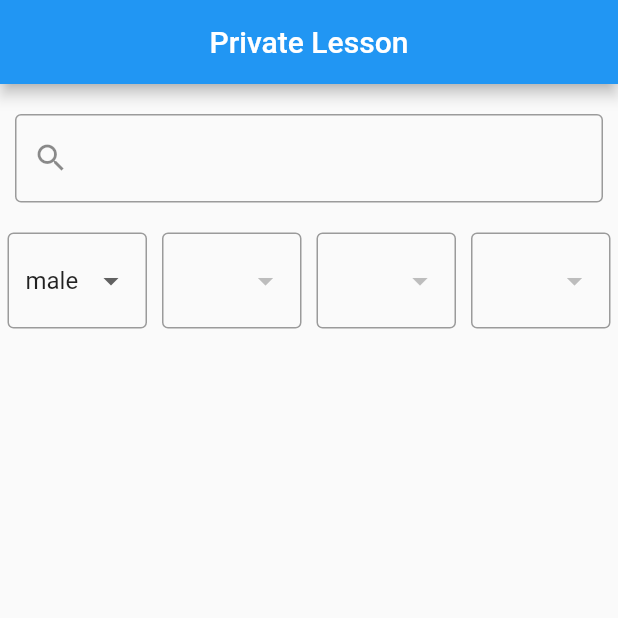
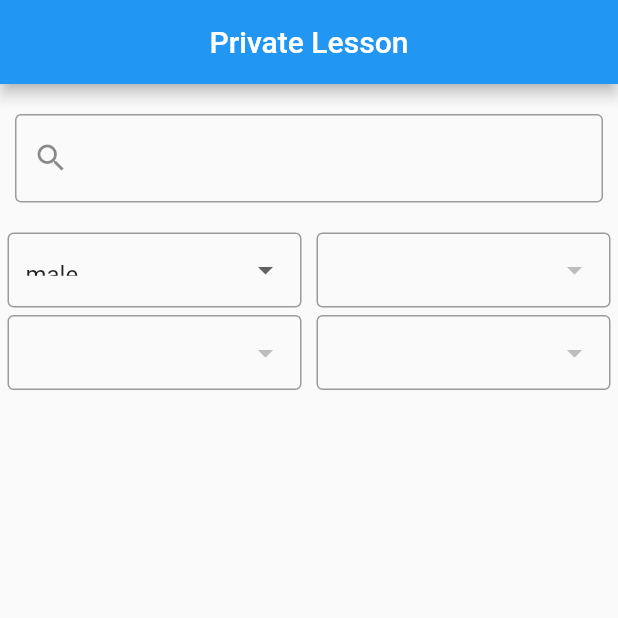
Before and after one commit to khmish/private_lesson_app, a Flutter app: the screen it shows after launch, on a phone screen of 412 x 824 dp, the top half of it. Run offline on Flutter 3.47's test engine with Material 2 defaults, Android fonts, the phone set to English and light mode, and no system bars; our stand-ins replace font_awesome_flutter; network calls fail.

Commit message:
update styling

```diff
--- a/lib/pages/city.dart
+++ b/lib/pages/city.dart
@@ -1,5 +1,4 @@
 import 'package:flutter/material.dart';
-import 'dart:convert';
 import 'package:http/http.dart' as http;
 
 class CityWidget extends StatefulWidget {
@@ -12,7 +11,6 @@ class CityWidget extends StatefulWidget {
 class _CityWidgetState extends State<CityWidget> {
   late TextEditingController cityNameController;
   late TextEditingController countryController;
-  bool _loadingButton = false;
   final scaffoldKey = GlobalKey<ScaffoldState>();
 
   @override
@@ -45,7 +43,7 @@ class _CityWidgetState extends State<CityWidget> {
 
       print(response.body);
       if (response.statusCode == 200) {
-        dynamic body = json.decode(response.body)['data'];
+        // dynamic body = json.decode(response.body)['data'];
       } else {
         print(response.body);
       }
--- a/lib/pages/login.dart
+++ b/lib/pages/login.dart
@@ -1,7 +1,5 @@
 import 'package:flutter/material.dart';
-import 'package:private_lesson_app/pages/signup.dart';
 import 'package:private_lesson_app/constants/size_const.dart';
-import 'dart:convert';
 import 'package:http/http.dart' as http;
 
 import 'city.dart';
--- a/lib/pages/main_search.dart
+++ b/lib/pages/main_search.dart
@@ -1,7 +1,5 @@
 import 'dart:ui';
 import 'package:flutter/material.dart';
-import 'dart:convert';
-import 'package:http/http.dart' as http;
 import 'package:private_lesson_app/api/city_api.dart';
 import 'package:private_lesson_app/models/city.dart';
 import 'package:private_lesson_app/api/subject_api.dart';
@@ -10,8 +8,6 @@ import 'package:private_lesson_app/api/user_api.dart';
 import 'package:private_lesson_app/models/user.dart';
 import 'package:private_lesson_app/api/leveleducation_api.dart';
 import 'package:private_lesson_app/models/leveleducation.dart';
-import 'package:private_lesson_app/pages/userprofile.dart';
-import 'package:private_lesson_app/constants/size_const.dart';
 import 'package:private_lesson_app/pages/userprofile.dart';
 
 class SearchWidget extends StatefulWidget {
@@ -83,7 +79,7 @@ class _SearchWidgetState extends State<SearchWidget> {
           width: MediaQuery.of(context).size.width,
           height: MediaQuery.of(context).size.height * 1,
           child: Column(
-            mainAxisSize: MainAxisSize.max,
+            // mainAxisSize: MainAxisSize.max,
             children: [
               Padding(
                 padding: EdgeInsetsDirectional.fromSTEB(10, 20, 10, 20),
@@ -98,14 +94,16 @@ class _SearchWidgetState extends State<SearchWidget> {
                   ),
                 ),
               ),
-              Expanded(
-                child: Padding(
+              Padding(
                 padding: EdgeInsetsDirectional.fromSTEB(5, 0, 5, 0),
                 child: GridView(
                   padding: EdgeInsets.zero,
                   gridDelegate: SliverGridDelegateWithFixedCrossAxisCount(
-                      crossAxisCount: 4,
+                    crossAxisCount:
+                          MediaQuery.of(context).size.width > 1000 ? 4 : 2,
+                      mainAxisSpacing: 5,
                       crossAxisSpacing: 10,
+                      mainAxisExtent: 50
                   ),
                   shrinkWrap: true,
                   scrollDirection: Axis.vertical,
@@ -175,7 +173,6 @@ class _SearchWidgetState extends State<SearchWidget> {
                   ],
                 ),
               ),
-              ),
               Padding(
                 padding: EdgeInsetsDirectional.fromSTEB(10, 20, 10, 0),
                 child: Container(
@@ -196,11 +193,14 @@ class _SearchWidgetState extends State<SearchWidget> {
                       return new Column(
                         children: [
                           Expanded(
-                            child: ElevatedButton(onPressed: () {
+                            child: ElevatedButton(
+                              onPressed: () {
                                 Navigator.push(
                                   context,
-                              MaterialPageRoute(builder: (context) => DetailScreen(),
-                              settings: RouteSettings(arguments: _userList[index])),
+                                  MaterialPageRoute(
+                                      builder: (context) => DetailScreen(),
+                                      settings: RouteSettings(
+                                          arguments: _userList[index])),
                                 );
                               },
                               child: Row(
@@ -230,13 +230,14 @@ class _SearchWidgetState extends State<SearchWidget> {
                                     ),
                                   ),
                                   Padding(
-                                padding:
-                                    EdgeInsetsDirectional.fromSTEB(15, 0, 0, 0),
+                                    padding: EdgeInsetsDirectional.fromSTEB(
+                                        15, 0, 0, 0),
                                     child: Column(
                                       mainAxisSize: MainAxisSize.max,
                                       children: [
                                         Padding(
-                                      padding: EdgeInsetsDirectional.fromSTEB(
+                                          padding:
+                                              EdgeInsetsDirectional.fromSTEB(
                                                   0, 0, 0, 15),
                                           child: ConstrainedBox(
                                             constraints: BoxConstraints(
@@ -256,13 +257,14 @@ class _SearchWidgetState extends State<SearchWidget> {
                                     ),
                                   ),
                                   Padding(
-                                padding:
-                                    EdgeInsetsDirectional.fromSTEB(15, 0, 0, 0),
+                                    padding: EdgeInsetsDirectional.fromSTEB(
+                                        15, 0, 0, 0),
                                     child: Column(
                                       mainAxisSize: MainAxisSize.max,
                                       children: [
                                         Padding(
-                                      padding: EdgeInsetsDirectional.fromSTEB(
+                                          padding:
+                                              EdgeInsetsDirectional.fromSTEB(
                                                   0, 0, 0, 15),
                                           child: Text(
                                             '100\$ /hour',
@@ -302,7 +304,8 @@ class _SearchWidgetState extends State<SearchWidget> {
                                 ],
                               ),
                               // Divider(thickness: 3, height: 10,)
-                            ),),
+                            ),
+                          ),
                         ],
                       );
                     },
--- a/lib/pages/signup.dart
+++ b/lib/pages/signup.dart
@@ -1,5 +1,4 @@
 import 'package:flutter/material.dart';
-import 'dart:convert';
 import 'package:http/http.dart' as http;
 import 'package:private_lesson_app/api/city_api.dart';
 import 'package:private_lesson_app/models/city.dart';
@@ -42,7 +41,6 @@ class _SignupWidgetState extends State<SignupWidget> {
   }
 
   var _baseUrlRegisterUser = 'https://privatelesson.herokuapp.com/api/user';
-  var _baseUrlCities = 'https://privatelesson.herokuapp.com/api/city';
   Future<void> registed() async {
     var baseUrl = _baseUrlRegisterUser;
     try {
--- a/lib/pages/userprofile.dart
+++ b/lib/pages/userprofile.dart
@@ -1,9 +1,6 @@
 import 'dart:ui';
 import 'package:flutter/material.dart';
-import 'dart:convert';
-import 'package:http/http.dart' as http;
 import 'package:private_lesson_app/models/user.dart';
-import 'package:private_lesson_app/pages/main_search.dart';
 
 class DetailScreen extends StatelessWidget {
   const DetailScreen({Key? key}) : super(key: key);
```
Also changed, not shown: lib/permissions.dart (+4 -4 lines). Lines whose indentation alone changed are shown as unchanged.
